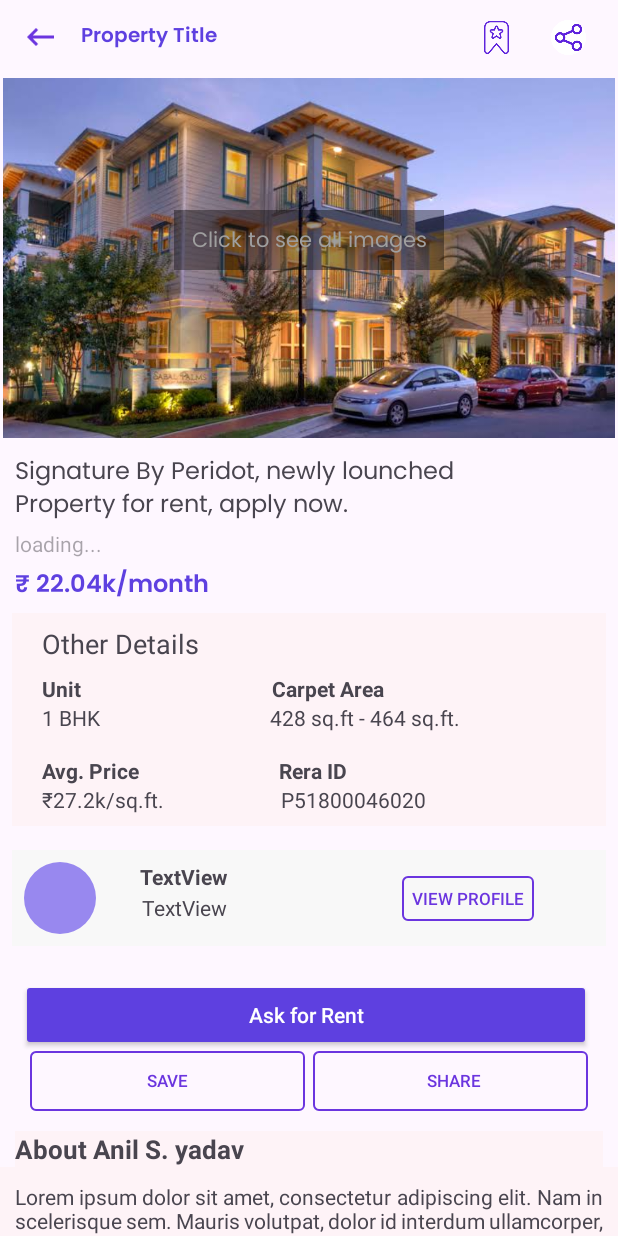
After one commit to anil-s-yadav/Home-Rental, an Android app: the propertyDetailsActivity screen opened directly, with no data from a screen before it, on a phone screen of 412 x 824 dp. The commit adds this screen. Run offline under Robolectric (Android 15) with nearby library versions, the phone set to English and light mode, and no system bars.

Commit message:
property details page added but there are more work is panding.

```diff
--- a/app/src/main/java/com/legendarysoftwares/homerental/HomeAdapter.java
+++ b/app/src/main/java/com/legendarysoftwares/homerental/HomeAdapter.java
@@ -4,7 +4,9 @@ import android.content.Intent;
 import android.view.LayoutInflater;
 import android.view.View;
 import android.view.ViewGroup;
+import android.widget.HorizontalScrollView;
 import android.widget.ImageView;
+import android.widget.LinearLayout;
 import android.widget.TextView;
 
 import androidx.annotation.NonNull;
@@ -105,6 +107,12 @@ public class HomeAdapter extends FirebaseRecyclerAdapter<PostPropertyModel, Home
                 }
             }
         });
+
+        holder.OpenPostDetails.setOnClickListener(v -> {
+            Intent intent=new Intent(context, propertyDetailsActivity.class);
+            context.startActivity(intent);
+        });
+
     }
 
 
@@ -119,6 +127,7 @@ public class HomeAdapter extends FirebaseRecyclerAdapter<PostPropertyModel, Home
         //CardView postCard;
         ShapeableImageView postSellerDp;
         ImageView postShare,postSave;
+        private LinearLayout OpenPostDetails;
         private ShapeableImageView postImage1,postImage2,postImage3,postImage4,postImage5, postImage6;
         TextView postTitle, postAddress,postPrice,postCarpetArea,postRentOrSell,postChat,
                 postStatus,postSellerName,postSellerType;  //postStatus = furnished or not
@@ -138,6 +147,7 @@ public class HomeAdapter extends FirebaseRecyclerAdapter<PostPropertyModel, Home
             postShare = itemView.findViewById(R .id.post_share);
             postSave = itemView.findViewById(R .id.post_save);
             postChat = itemView.findViewById(R .id.post_chat);
+            OpenPostDetails = itemView.findViewById(R.id.linearLayout_openPropertyDetails);
 
             postTitle = itemView.findViewById(R .id.post_title);
             postAddress = itemView.findViewById(R .id.post_address);
--- /dev/null
+++ b/app/src/main/java/com/legendarysoftwares/homerental/propertyDetailsActivity.java
@@ -0,0 +1,14 @@
+package com.legendarysoftwares.homerental;
+
+import androidx.appcompat.app.AppCompatActivity;
+
+import android.os.Bundle;
+
+public class propertyDetailsActivity extends AppCompatActivity {
+
+    @Override
+    protected void onCreate(Bundle savedInstanceState) {
+        super.onCreate(savedInstanceState);
+        setContentView(R.layout.activity_property_details);
+    }
+}
--- /dev/null
+++ b/app/src/main/res/drawable/blue_stoke_square.xml
@@ -0,0 +1,7 @@
+<?xml version="1.0" encoding="utf-8"?>
+<shape xmlns:android="http://schemas.android.com/apk/res/android">
+
+    <stroke android:width="1dp"
+        android:color="@color/DarkBlue300" />
+    <corners android:radius="3dp"/>
+</shape>
--- a/app/src/main/res/drawable/border.xml
+++ b/app/src/main/res/drawable/grey_stoke_border.xml
@@ -1,6 +1,7 @@
 <?xml version="1.0" encoding="utf-8"?>
 <shape xmlns:android="http://schemas.android.com/apk/res/android">
-<solid android:color="#FFFFFF"/>
-    <stroke android:width="1dp" android:color="#AAAAAA" />
+
+    <stroke android:width="1dp"
+        android:color="@color/White300" />
     <corners android:radius="5dp"/>
 </shape>
--- a/app/src/main/res/layout/activity_forgot_password.xml
+++ b/app/src/main/res/layout/activity_forgot_password.xml
@@ -54,7 +54,7 @@
                 android:layout_marginTop="-50dp"
                 android:layout_marginRight="15dp"
                 android:layout_marginBottom="15dp"
-                android:background="@drawable/border"
+                android:background="@drawable/grey_stoke_border"
                 android:padding="15dp">
 
 
@@ -63,7 +63,7 @@
                     android:layout_width="match_parent"
                     android:layout_height="wrap_content"
                     android:layout_marginTop="20dp"
-                    android:background="@drawable/border">
+                    android:background="@drawable/grey_stoke_border">
 
                     <ImageView
                         android:id="@+id/imageViewEmail"
--- /dev/null
+++ b/app/src/main/res/layout/activity_property_details.xml
@@ -0,0 +1,421 @@
+<?xml version="1.0" encoding="utf-8"?>
+<RelativeLayout xmlns:android="http://schemas.android.com/apk/res/android"
+    xmlns:app="http://schemas.android.com/apk/res-auto"
+    xmlns:tools="http://schemas.android.com/tools"
+    android:layout_width="match_parent"
+    android:layout_height="match_parent"
+    tools:context=".propertyDetailsActivity">
+
+    <RelativeLayout
+        android:id="@+id/relativeLayout1"
+        android:layout_width="match_parent"
+        android:layout_height="50dp"
+        android:backgroundTint="@color/White"
+        android:orientation="horizontal">
+
+        <ImageView
+            android:id="@+id/backBtn"
+            android:layout_width="34dp"
+            android:layout_height="24dp"
+            android:layout_marginStart="10dp"
+            android:layout_centerVertical="true"
+            app:tint="@color/DarkBlue300"
+            android:src="@drawable/back_button" />
+
+        <TextView
+            android:layout_width="220dp"
+            android:layout_height="wrap_content"
+            android:layout_centerVertical="true"
+            android:layout_marginStart="10dp"
+            android:layout_toEndOf="@+id/backBtn"
+            android:fontFamily="@font/poppins_semibold"
+            android:text="Property Title"
+            android:textColor="@color/DarkBlue400"
+            android:textSize="13sp"/>
+
+        <ImageButton
+            android:id="@+id/massages"
+            android:layout_width="50dp"
+            android:layout_height="50dp"
+            android:scaleType="fitCenter"
+            android:layout_marginEnd="8dp"
+            android:layout_alignParentEnd="true"
+            android:backgroundTint="@android:color/transparent"
+            app:srcCompat="@drawable/share"
+            android:contentDescription="TODO" />
+
+        <ImageButton
+            android:layout_width="46dp"
+            android:layout_height="46dp"
+            android:layout_alignEnd="@+id/massages"
+            android:layout_centerVertical="true"
+            android:layout_marginEnd="50dp"
+            android:backgroundTint="@android:color/transparent"
+            android:contentDescription="TODO"
+            android:scaleType="fitCenter"
+            android:scaleX="-1"
+            app:srcCompat="@drawable/save_outline" />
+
+    </RelativeLayout>           <!-- ToolBar -->
+
+    <androidx.core.widget.NestedScrollView
+        android:layout_width="match_parent"
+        android:layout_height="wrap_content"
+        android:layout_below="@+id/relativeLayout1">
+
+        <RelativeLayout
+            android:layout_width="match_parent"
+            android:layout_height="wrap_content">
+
+            <ImageView
+                android:id="@+id/post_image"
+                android:layout_width="match_parent"
+                android:layout_height="240dp"
+                android:layout_margin="2dp"
+                android:scaleType="centerCrop"
+
+                android:layout_marginBottom="2dp"
+                android:src="@drawable/images2"
+                android:background="@color/DarkBlue200"/>
+
+            <TextView
+                android:layout_width="180dp"
+                android:layout_height="40dp"
+                android:text="Click to see all images"
+                android:background="#61000000"
+                android:textColor="@color/White300"
+                android:textAlignment="center"
+                android:paddingTop="9dp"
+                android:fontFamily="@font/poppins_regular"
+                android:layout_centerHorizontal="true"
+                android:layout_marginTop="90dp"/>
+
+            <TextView
+                android:id="@+id/post_title"
+                android:layout_width="310dp"
+                android:layout_height="wrap_content"
+                android:text="Signature By Peridot, newly lounched Property for rent, apply now."
+                android:fontFamily="@font/poppins_regular"
+                android:layout_below="@+id/post_image"
+                android:layout_marginTop="8dp"
+                android:layout_marginStart="10dp"
+                android:textSize="16sp"/>
+
+            <TextView
+                android:id="@+id/post_address"
+                android:layout_width="310dp"
+                android:hint="@string/loading"
+                android:textColor="@color/White400"
+                android:layout_marginTop="2dp"
+                android:layout_marginStart="10dp"
+                android:layout_below="@+id/post_title"
+                android:layout_height="22dp"/>
+            <TextView
+                android:id="@+id/post_price"
+                android:layout_width="wrap_content"
+                android:layout_height="26dp"
+                android:text="₹ 22.04k/month"
+                android:paddingTop="2dp"
+                android:layout_marginStart="10dp"
+                android:textSize="16sp"
+                android:fontFamily="@font/poppins_semibold"
+                android:textColor="@color/DarkBlue400"
+                android:layout_below="@id/post_address"
+                android:hint="@string/loading" />
+
+            <RelativeLayout
+                android:id="@+id/rl_other_details"
+                android:layout_width="match_parent"
+                android:layout_height="wrap_content"
+                android:layout_below="@+id/post_price"
+                android:layout_marginStart="8dp"
+                android:layout_marginTop="8dp"
+                android:layout_marginEnd="8dp"
+                android:layout_marginBottom="8dp"
+                android:background="@color/White150">
+
+                <TextView
+                    android:id="@+id/tv_other_details"
+                    android:layout_width="wrap_content"
+                    android:layout_height="wrap_content"
+                    android:layout_marginStart="20dp"
+                    android:layout_marginTop="8dp"
+                    android:text="Other Details"
+                    android:textSize="18sp" />
+
+                <LinearLayout
+                    android:id="@+id/linearLayout_price"
+                    android:layout_width="match_parent"
+                    android:layout_height="wrap_content"
+                    android:layout_below="@+id/tv_other_details"
+                    android:layout_marginStart="20dp"
+                    android:layout_marginTop="8dp"
+                    android:layout_marginEnd="20dp"
+                    android:orientation="horizontal">
+
+                    <TextView
+                        android:id="@+id/carpet_size"
+                        android:layout_width="wrap_content"
+                        android:layout_height="wrap_content"
+                        android:layout_weight="2"
+                        android:textStyle="bold"
+                        android:text="Unit" />
+
+                    <TextView
+                        android:layout_width="wrap_content"
+                        android:layout_height="wrap_content"
+                        android:layout_weight="2"
+                        android:textStyle="bold"
+                        android:text="Carpet Area" />
+
+                </LinearLayout>
+
+                <LinearLayout
+                    android:id="@+id/linear_1BHK"
+                    android:layout_width="match_parent"
+                    android:layout_height="wrap_content"
+                    android:layout_below="@+id/linearLayout_price"
+                    android:layout_marginStart="20dp"
+                    android:layout_marginEnd="20dp"
+                    android:layout_marginBottom="8dp"
+                    android:orientation="horizontal">
+
+                    <TextView
+                        android:id="@+id/carpet_size1"
+                        android:layout_width="wrap_content"
+                        android:layout_height="wrap_content"
+                        android:layout_weight="2"
+                        android:text="1 BHK" />
+
+                    <TextView
+                        android:layout_width="wrap_content"
+                        android:layout_height="wrap_content"
+                        android:layout_weight="2"
+                        android:layout_marginStart="36dp"
+                        android:text="428 sq.ft - 464 sq.ft." />
+
+                </LinearLayout>
+                <LinearLayout
+                    android:id="@+id/linearLayout_avr_price"
+                    android:layout_width="match_parent"
+                    android:layout_height="wrap_content"
+                    android:layout_below="@+id/linear_1BHK"
+                    android:layout_marginStart="20dp"
+                    android:layout_marginTop="8dp"
+                    android:layout_marginEnd="20dp"
+                    android:orientation="horizontal">
+
+                    <TextView
+                        android:id="@+id/carpet_size1_on"
+                        android:layout_width="wrap_content"
+                        android:layout_height="wrap_content"
+                        android:layout_weight="2"
+                        android:layout_marginEnd="-60dp"
+                        android:textStyle="bold"
+                        android:text="Avg. Price" />
+
+                    <TextView
+                        android:layout_width="wrap_content"
+                        android:layout_height="wrap_content"
+                        android:layout_weight="2"
+                        android:textStyle="bold"
+                        android:text="Rera ID" />
+
+                </LinearLayout>
+
+                <LinearLayout
+                    android:layout_width="match_parent"
+                    android:layout_height="wrap_content"
+                    android:layout_below="@+id/linearLayout_avr_price"
+                    android:layout_marginStart="20dp"
+                    android:layout_marginEnd="20dp"
+                    android:layout_marginBottom="8dp"
+                    android:orientation="horizontal">
+
+                    <TextView
+                        android:id="@+id/carpet_sizebjhghu"
+                        android:layout_width="wrap_content"
+                        android:layout_height="wrap_content"
+                        android:layout_weight="1"
+                        android:text="₹27.2k/sq.ft." />
+
+                    <TextView
+                        android:layout_width="wrap_content"
+                        android:layout_height="wrap_content"
+                        android:layout_weight="1"
+                        android:layout_marginEnd="22dp"
+                        android:text="P51800046020" />
+
+                </LinearLayout>
+
+
+            </RelativeLayout>
+
+            <androidx.constraintlayout.widget.ConstraintLayout
+                android:id="@+id/constraint_pd"
+                android:layout_width="match_parent"
+                android:layout_height="wrap_content"
+                android:layout_below="@+id/rl_other_details"
+                android:layout_marginStart="8dp"
+                android:layout_marginTop="8dp"
+                android:layout_marginEnd="8dp"
+                android:layout_marginBottom="8dp"
+                android:background="#F8F8F8"
+                android:padding="8dp">
+
+                <com.google.android.material.imageview.ShapeableImageView
+                    android:id="@+id/imageView"
+                    android:layout_width="48dp"
+                    android:layout_height="48dp"
+                    android:background="@color/DarkBlue200"
+                    android:scaleType="centerCrop"
+                    app:layout_constraintBottom_toBottomOf="parent"
+                    app:layout_constraintStart_toStartOf="parent"
+                    app:layout_constraintTop_toTopOf="parent"
+                    app:shapeAppearanceOverlay="@style/Circular" />
+
+                <TextView
+                    android:id="@+id/textView"
+                    android:layout_width="wrap_content"
+                    android:layout_height="wrap_content"
+                    android:layout_marginStart="29dp"
+                    android:text="TextView"
+                    android:textStyle="bold"
+                    app:layout_constraintStart_toEndOf="@+id/imageView"
+                    app:layout_constraintTop_toTopOf="parent" />
+
+                <TextView
+                    android:id="@+id/textView2"
+                    android:layout_width="wrap_content"
+                    android:layout_height="wrap_content"
+                    android:layout_marginTop="1dp"
+                    android:text="TextView"
+                    app:layout_constraintEnd_toEndOf="@+id/textView"
+                    app:layout_constraintStart_toStartOf="@+id/textView"
+                    app:layout_constraintTop_toBottomOf="@+id/textView" />
+
+                <androidx.appcompat.widget.AppCompatButton
+                    android:id="@+id/button_view_profile"
+                    android:layout_width="wrap_content"
+                    android:layout_height="30dp"
+                    android:layout_marginEnd="40dp"
+                    android:background="@drawable/blue_stoke_square"
+                    android:text="View Profile"
+                    android:textColor="@color/DarkBlue300"
+                    android:textSize="11sp"
+                    app:layout_constraintBottom_toBottomOf="parent"
+                    app:layout_constraintEnd_toEndOf="parent"
+                    app:layout_constraintTop_toTopOf="parent" />
+            </androidx.constraintlayout.widget.ConstraintLayout>
+
+            <androidx.appcompat.widget.AppCompatButton
+                android:id="@+id/see_requests_pd"
+                android:layout_width="match_parent"
+                android:layout_height="wrap_content"
+                android:layout_below="@+id/constraint_pd"
+                android:layout_marginStart="14dp"
+                android:layout_marginTop="14dp"
+                android:layout_marginEnd="18dp"
+                android:backgroundTint="@color/DarkBlue400"
+                android:text="Ask for Rent"
+                android:textAllCaps="false"
+                android:textColor="@color/White" />
+
+            <LinearLayout
+                android:id="@+id/ll_two_btn"
+                android:layout_width="match_parent"
+                android:layout_height="wrap_content"
+                android:layout_below="@+id/see_requests_pd"
+                android:layout_marginStart="20dp"
+                android:layout_marginEnd="20dp"
+                android:gravity="center_horizontal"
+                android:orientation="horizontal">
+
+                <androidx.appcompat.widget.AppCompatButton
+                    android:id="@+id/button_save"
+                    android:layout_width="wrap_content"
+                    android:layout_height="40dp"
+                    android:text="Save"
+                    android:textSize="11sp"
+                    android:layout_weight="1"
+                    android:layout_marginEnd="5dp"
+                    android:background="@drawable/blue_stoke_square"
+                    android:textColor="@color/DarkBlue300"/>
+
+                <androidx.appcompat.widget.AppCompatButton
+                    android:id="@+id/button_share"
+                    android:layout_width="wrap_content"
+                    android:layout_height="40dp"
+                    android:text="Share"
+                    android:textSize="11sp"
+                    android:paddingStart="5dp"
+                    android:layout_weight="1"
+                    android:background="@drawable/blue_stoke_square"
+                    android:textColor="@color/DarkBlue300"/>
+
+            </LinearLayout>
+
+            <TextView
+                android:id="@+id/tv_about_user"
+                android:layout_width="match_parent"
+                android:layout_height="wrap_content"
+                android:layout_below="@+id/ll_two_btn"
+                android:layout_marginStart="10dp"
+                android:layout_marginTop="13dp"
+                android:layout_marginEnd="10dp"
+                android:background="@color/White150"
+                android:text="About Anil S. yadav"
+                android:textSize="17sp"
+                android:textStyle="bold" />
+            <TextView
+                android:id="@+id/tv_about_user_data"
+                android:layout_width="wrap_content"
+                android:layout_height="wrap_content"
+                android:text="@string/lorem_ipsum"
+                android:padding="10dp"
+                android:background="@color/White150"
+                android:maxLines="18"
+                android:justificationMode="inter_word"
+                android:layout_below="@+id/tv_about_user"/>
+
+           <!-- <androidx.constraintlayout.widget.ConstraintLayout
+                android:layout_width="match_parent"
+                android:layout_height="wrap_content"
+                android:orientation="vertical"
+                android:layout_margin="8dp"
+                android:layout_below="@+id/tv_about_user_data">
+
+                <TextView
+                    android:id="@+id/textView6"
+                    android:layout_width="wrap_content"
+                    android:layout_height="wrap_content"
+                    android:layout_margin="10dp"
+                    android:text="Ameneties"
+                    android:textSize="18sp"
+                    app:layout_constraintStart_toStartOf="parent"
+                    app:layout_constraintTop_toTopOf="parent" />
+
+                <TextView
+                    android:id="@+id/textView5"
+                    android:layout_width="wrap_content"
+                    android:layout_height="wrap_content"
+                    android:layout_marginStart="9dp"
+                    android:text="TextView"
+                    app:layout_constraintStart_toStartOf="parent"
+                    app:layout_constraintTop_toBottomOf="parent" />
+
+                <TextView
+                    android:id="@+id/textView4"
+                    android:layout_width="wrap_content"
+                    android:layout_height="wrap_content"
+                    android:text="TextView"
+                    app:layout_constraintTop_toBottomOf="parent" />
+
+
+            </androidx.constraintlayout.widget.ConstraintLayout>-->
+
+        </RelativeLayout>
+    </androidx.core.widget.NestedScrollView>
+
+
+</RelativeLayout>
--- a/app/src/main/res/layout/one_post_home_rv.xml
+++ b/app/src/main/res/layout/one_post_home_rv.xml
@@ -87,6 +87,7 @@
 
 
             <HorizontalScrollView
+                android:id="@+id/horizontalScrollView"
                 android:layout_width="match_parent"
                 android:layout_height="wrap_content"
                 android:scrollIndicators="none"
@@ -94,6 +95,7 @@
                 android:contentDescription="homes">
 
                 <LinearLayout
+                    android:id="@+id/linearLayout_openPropertyDetails"
                     android:layout_width="match_parent"
                     android:layout_height="match_parent"
                     android:orientation="horizontal">
@@ -173,7 +175,7 @@
                     android:layout_gravity="center_vertical"
                     android:text="₹ 6.2 Cr"
                     android:paddingTop="3dp"
-                    android:textSize="15dp"
+                    android:textSize="16sp"
                     android:fontFamily="@font/poppins_semibold"
                     android:textColor="@color/DarkBlue400"
                     android:hint="@string/loading" />
--- a/app/src/main/res/layout/profile_test.xml
+++ b/app/src/main/res/layout/profile_test.xml
@@ -52,7 +52,7 @@
                 android:layout_marginRight="15dp"
                 android:layout_marginLeft="15dp"
                 android:layout_marginTop="-50dp"
-                android:background="@drawable/border"
+                android:background="@drawable/grey_stoke_border"
                 android:padding="15dp">
 
                 <RelativeLayout
@@ -60,7 +60,7 @@
                     android:layout_width="match_parent"
                     android:layout_height="wrap_content"
                     android:layout_marginTop="20dp"
-                    android:background="@drawable/border">
+                    android:background="@drawable/grey_stoke_border">
 
                     <ImageView
                         android:id="@+id/imageViewName"
@@ -109,7 +109,7 @@
                     android:layout_height="wrap_content"
                     android:layout_below="@id/RL_name"
                     android:layout_marginTop="10dp"
-                    android:background="@drawable/border">
+                    android:background="@drawable/grey_stoke_border">
 
                     <ImageView
                         android:id="@+id/imageViewDoB"
@@ -167,7 +167,7 @@
                     android:layout_height="wrap_content"
                     android:layout_below="@id/RL_dob"
                     android:layout_marginTop="10dp"
-                    android:background="@drawable/border">
+                    android:background="@drawable/grey_stoke_border">
 
                     <ImageView
                         android:id="@+id/imageViewGender"
@@ -230,7 +230,7 @@
                     android:layout_height="wrap_content"
                     android:layout_below="@id/RL_gender"
                     android:layout_marginTop="10dp"
-                    android:background="@drawable/border">
+                    android:background="@drawable/grey_stoke_border">
 
                     <ImageView
                         android:id="@+id/imageViewMobile"
--- a/app/src/main/res/values/strings.xml
+++ b/app/src/main/res/values/strings.xml
@@ -22,7 +22,7 @@
     <string name="previous">Previous</string>
 
     <string name="lorem_ipsum">
-        Lorem ipsum dolor sit amet, consectetur adipiscing elit. Nam in scelerisque sem. Mauris
+                 Lorem ipsum dolor sit amet, consectetur adipiscing elit. Nam in scelerisque sem. Mauris
         volutpat, dolor id interdum ullamcorper, risus dolor egestas lectus, sit amet mattis purus
         dui nec risus. Maecenas non sodales nisi, vel dictum dolor. Class aptent taciti sociosqu ad
         litora torquent per conubia nostra, per inceptos himenaeos. Suspendisse blandit eleifend
```
Also changed, not shown: app/src/main/AndroidManifest.xml (+7 -5 lines).
